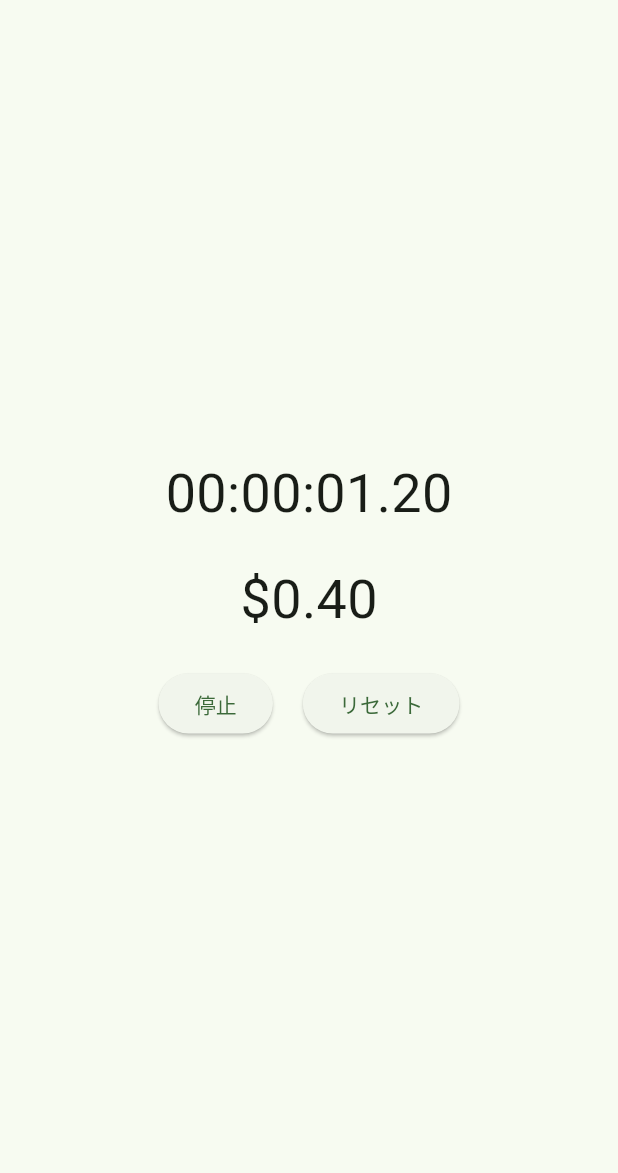
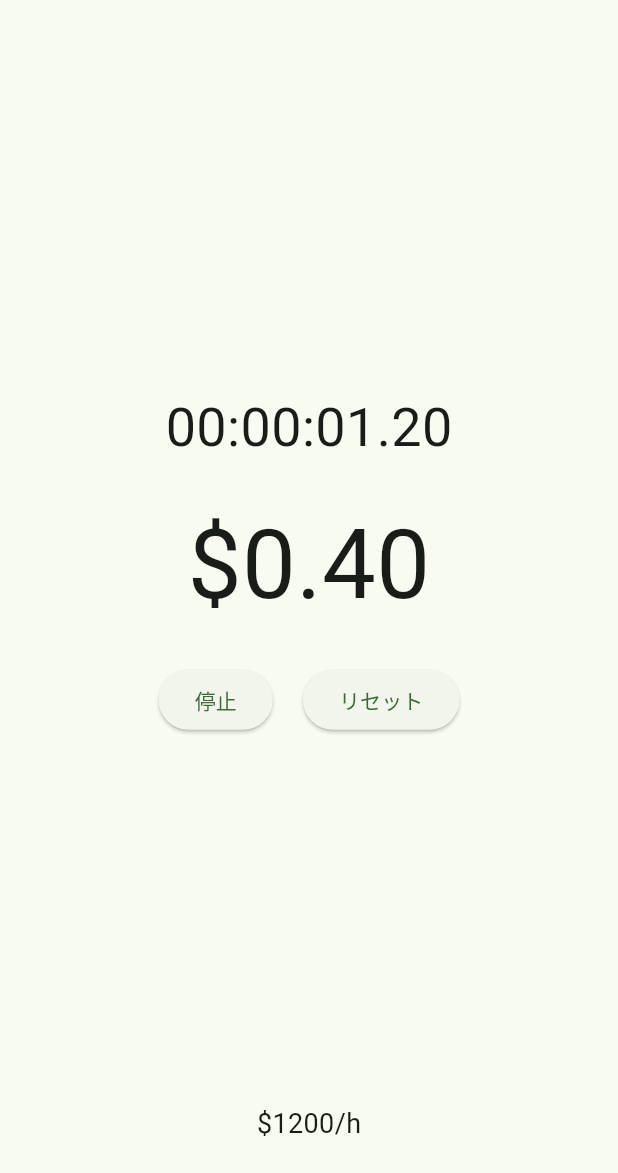
Before and after one commit to twajp/SalaryWatch, a Flutter app: the screen it shows after launch, after a tap on "開始", on a phone screen of 412 x 824 dp, the part 63-1236 px from its top. Run offline on Flutter 3.47's test engine with Material 3 defaults, Android fonts, the phone set to English and light mode, and no system bars; our stand-ins replace shared_preferences.

Commit message:
設定の保存に対応

```diff
--- a/lib/main.dart
+++ b/lib/main.dart
@@ -2,6 +2,7 @@ import 'dart:async';
 import 'package:flutter/material.dart';
 import 'package:flutter/services.dart';
 import 'package:intl/intl.dart';
+import 'package:salarywatch/save_settings.dart';
 import 'settings_page.dart';
 
 void main() {
@@ -31,14 +32,17 @@ class MyApp extends StatelessWidget {
         colorSchemeSeed: Colors.green,
         useMaterial3: true,
         brightness: Brightness.dark,
+        textTheme: const TextTheme(
+          displayLarge: TextStyle(fontSize: 32, ),
+          bodyMedium: TextStyle(fontSize: 14, fontFamily: 'Hind'),
+        ),
       ),
       debugShowCheckedModeBanner: false,
       initialRoute: '/',
       routes: {
-        '/': (context) => const StopwatchPage(
-              title: 'SalaryWatch',
-            ),
-        '/settings': (context) => const SettingsPage(currentHourlyWage: 1200,),
+        '/': (BuildContext context) =>
+            const StopwatchPage(title: 'SalaryWatch'),
+        '/settings': (BuildContext context) => const SettingsPage(title: '設定'),
       },
     );
   }
@@ -59,11 +63,16 @@ class StopwatchPageState extends State<StopwatchPage> {
   Duration _elapsed = Duration.zero;
   DateTime _currentTime = DateTime.now();
   bool _isRunning = false;
-  int hourlyWage = 1200;
+  int hourlyWage = 0;
 
   @override
   void initState() {
     super.initState();
+    loadHourlyWage().then((wage) {
+      setState(() {
+        hourlyWage = wage;
+      });
+    });
     // 時計用のタイマーを設定して1秒ごとに更新
     _clockTimer = Timer.periodic(const Duration(seconds: 1), (timer) {
       setState(() {
@@ -108,13 +117,13 @@ class StopwatchPageState extends State<StopwatchPage> {
   }
 
   void _navigateToSettings() async {
-    // Navigator.pushNamed で SettingsPage を開き、戻るときに新しい時給を受け取る
-    final result = await Navigator.pushNamed(
-      context,
-      '/settings',
-      arguments: hourlyWage,
+    RouteSettings settings = RouteSettings(arguments: hourlyWage);
+    var result = await Navigator.of(context).push(
+      MaterialPageRoute(
+        settings: settings,
+        builder: (context) => const SettingsPage(title: '設定'),
+      ),
     );
-
     // キャストしてint型に変換
     if (result is int) {
       // 新しい時給を設定
@@ -123,7 +132,6 @@ class StopwatchPageState extends State<StopwatchPage> {
       });
     }
   }
-
 
   @override
   Widget build(BuildContext context) {
@@ -149,6 +157,7 @@ class StopwatchPageState extends State<StopwatchPage> {
       body: Column(
         mainAxisAlignment: MainAxisAlignment.center,
         children: [
+          const Expanded(child:SizedBox()),
           Text(
             '${_elapsed.inHours.toString().padLeft(2, '0')}:'
             '${(_elapsed.inMinutes % 60).toString().padLeft(2, '0')}:'
@@ -160,7 +169,7 @@ class StopwatchPageState extends State<StopwatchPage> {
           Text(
             '$currencySymbol'
             '${format.format((_elapsed.inMilliseconds * (hourlyWage / 60 / 60 / 1000)))}',
-            style: const TextStyle(fontSize: 36),
+            style: const TextStyle(fontSize: 64),
           ),
           const SizedBox(height: 20),
           Row(
@@ -177,6 +186,15 @@ class StopwatchPageState extends State<StopwatchPage> {
               ),
             ],
           ),
+          const Expanded(child:SizedBox()),
+          Text(
+            // '$currentLocale'
+            // '${currentLocale.countryCode}'
+            '$currencySymbol'
+                '$hourlyWage/h',
+            style: const TextStyle(fontSize: 18),
+          ),
+          const SizedBox(height: 20),
         ],
       ),
     );
--- /dev/null
+++ b/lib/save_settings.dart
@@ -0,0 +1,16 @@
+import 'package:shared_preferences/shared_preferences.dart';
+
+// 時給のキー
+const String hourlyWageKey = 'hourly_wage';
+
+// 時給を保存する関数
+Future<void> saveHourlyWage(int hourlyWage) async {
+  final SharedPreferences prefs = await SharedPreferences.getInstance();
+  await prefs.setInt(hourlyWageKey, hourlyWage);
+}
+
+// 時給を読み込む関数
+Future<int> loadHourlyWage() async {
+  final SharedPreferences prefs = await SharedPreferences.getInstance();
+  return prefs.getInt(hourlyWageKey) ?? 1200; // 初期値は1200
+}
--- a/pubspec.yaml
+++ b/pubspec.yaml
@@ -34,8 +34,9 @@ dependencies:
 
   # The following adds the Cupertino Icons font to your application.
   # Use with the CupertinoIcons class for iOS style icons.
-  cupertino_icons: ^1.0.6
-  intl: ^0.18.0
+  cupertino_icons: ^1.0.8
+  intl: ^0.19.0
+  shared_preferences: ^2.2.3
 
 dev_dependencies:
   flutter_test:
```
Also changed, not shown: lib/settings_page.dart (+23 -11 lines), pubspec.lock.
